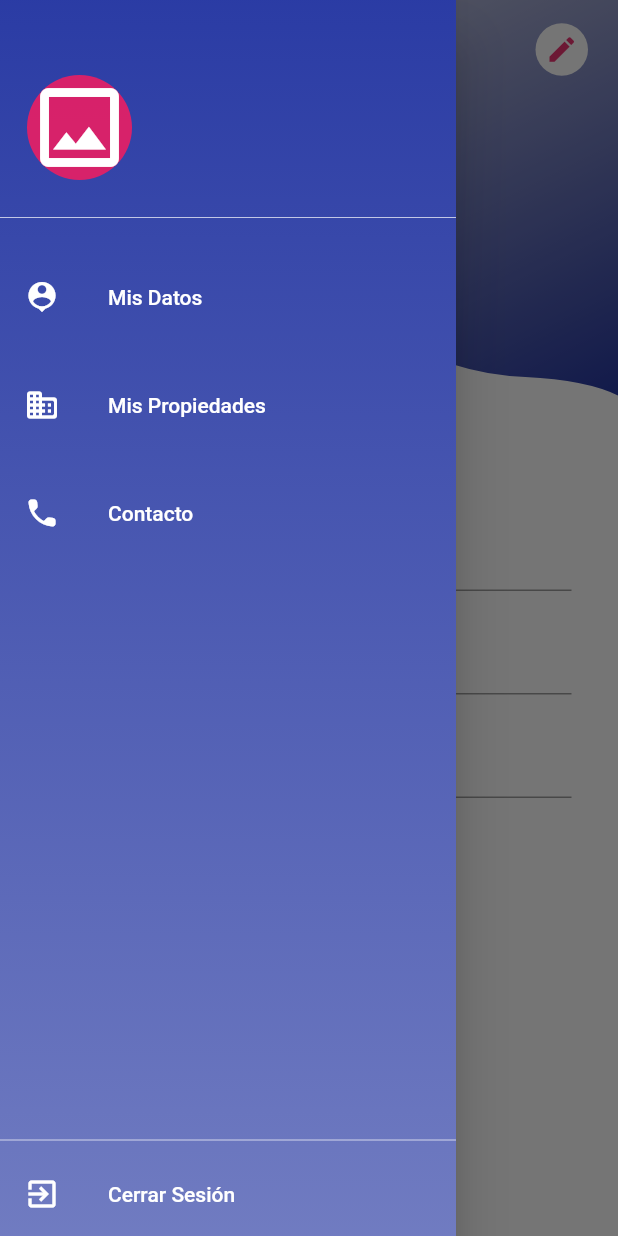
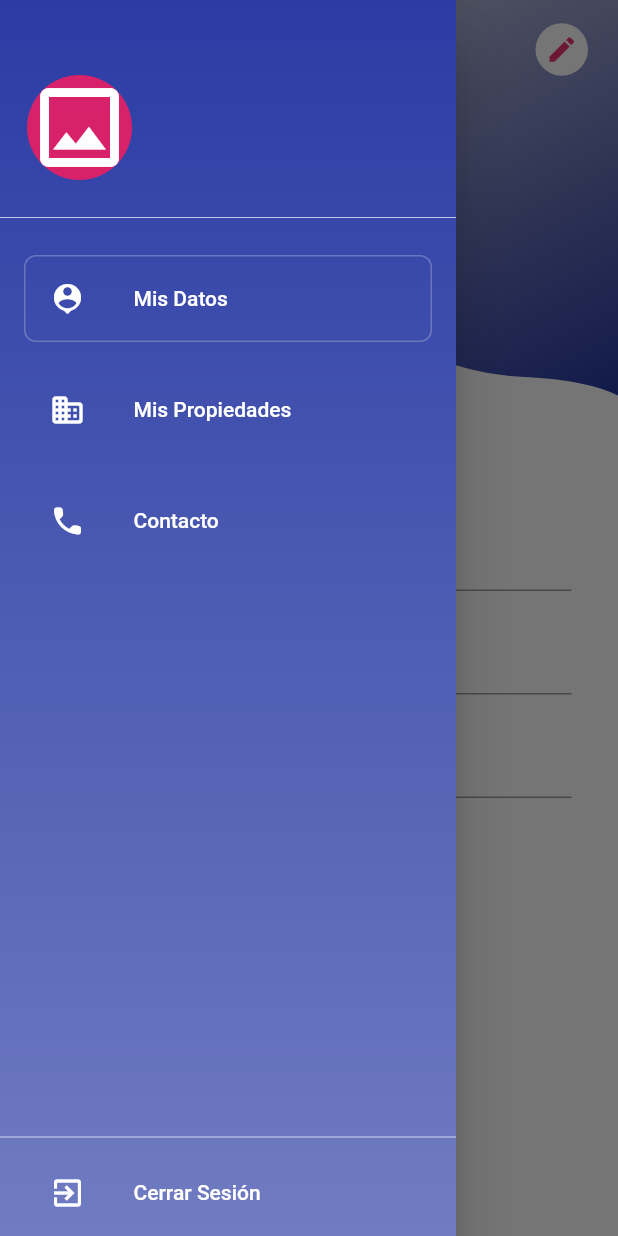
Before and after one commit to csuarez689/ulpInmo-flutter, a Flutter app: the ProfilePage screen opened by its route, with the side drawer open, on a phone screen of 412 x 824 dp. Run offline on Flutter 3.47's test engine with Material 2 defaults, Android fonts, the phone set to English and light mode, and no system bars; drawn by our look-alikes of cached_network_image; accounts and stored records are empty; network calls fail.

Commit message:
navigator track index

```diff
--- a/lib/src/pages/inmuebles_list_page.dart
+++ b/lib/src/pages/inmuebles_list_page.dart
@@ -5,6 +5,13 @@ class InmueblesListPage extends StatelessWidget {
 
   @override
   Widget build(BuildContext context) {
-    return Container();
+    return Scaffold(
+      appBar: AppBar(
+        title: Text('Inmuebles'),
+      ),
+      body: Center(
+        child: Text('Inmuebles'),
+      ),
+    );
   }
 }
--- a/lib/src/pages/profile_page.dart
+++ b/lib/src/pages/profile_page.dart
@@ -35,7 +35,7 @@ class _ProfilePageState extends State<ProfilePage> {
 
     return Scaffold(
       extendBodyBehindAppBar: true,
-      drawer: const NavigationDrawerWidget(),
+      drawer: const NavigationDrawerWidget(1),
       appBar: AppBar(
         backgroundColor: Colors.transparent,
         elevation: 0,
--- a/lib/src/widgets/navigation_drawer_widget.dart
+++ b/lib/src/widgets/navigation_drawer_widget.dart
@@ -1,3 +1,5 @@
+import 'dart:async';
+
 import 'package:flutter/material.dart';
 import 'package:provider/provider.dart';
 import 'package:ulp_inmo/src/models/user_model.dart';
@@ -5,7 +7,8 @@ import 'package:ulp_inmo/src/services/auth_service.dart';
 import 'package:ulp_inmo/src/widgets/avatar_image.dart';
 
 class NavigationDrawerWidget extends StatelessWidget {
-  const NavigationDrawerWidget({Key? key}) : super(key: key);
+  const NavigationDrawerWidget(this.selectedIndex, {Key? key}) : super(key: key);
+  final int selectedIndex;
 
   @override
   Widget build(BuildContext context) {
@@ -32,11 +35,11 @@ class NavigationDrawerWidget extends StatelessWidget {
                   const SizedBox(height: 50),
                   _Header(user),
                   const Divider(color: Colors.white70, height: 50),
-                  _MenuItem(text: 'Mis Datos', icon: Icons.person_pin, selected: true, onTap: () {}),
+                  _MenuItem(text: 'Mis Datos', icon: Icons.person_pin, isSelected: selectedIndex == 1, onTap: () {}),
                   const SizedBox(height: 16),
-                  _MenuItem(text: 'Mis Propiedades', icon: Icons.business_rounded, onTap: () {}),
+                  _MenuItem(text: 'Mis Propiedades', icon: Icons.business_rounded, isSelected: selectedIndex == 2, onTap: () {}),
                   const SizedBox(height: 16),
-                  _MenuItem(text: 'Contacto', icon: Icons.call_rounded, onTap: () {}),
+                  _MenuItem(text: 'Contacto', icon: Icons.call_rounded, isSelected: selectedIndex == 3, onTap: () {}),
                   const SizedBox(height: 16),
                 ],
               ),
@@ -54,19 +57,28 @@ class _MenuItem extends StatelessWidget {
   final String text;
   final IconData icon;
   final VoidCallback onTap;
-  final bool selected;
-  const _MenuItem({Key? key, required this.icon, required this.onTap, required this.text, this.selected = false}) : super(key: key);
+  final bool isSelected;
+
+  const _MenuItem({Key? key, required this.icon, required this.onTap, required this.text, this.isSelected = false}) : super(key: key);
 
   @override
   Widget build(BuildContext context) {
     return Material(
       color: Colors.transparent,
-      child: ListTile(
-        selected: selected,
-        leading: Icon(icon, color: Colors.white),
-        title: Text(text, style: const TextStyle(color: Colors.white)),
-        hoverColor: Colors.white70,
-        onTap: onTap,
+      child: Container(
+        margin: const EdgeInsets.symmetric(horizontal: 16),
+        decoration: BoxDecoration(
+          border: Border.all(color: Colors.white24, style: isSelected ? BorderStyle.solid : BorderStyle.none),
+          borderRadius: BorderRadius.circular(8),
+        ),
+        child: ListTile(
+          selected: isSelected,
+          leading: Icon(icon, color: Colors.white),
+          title: Text(text, style: const TextStyle(color: Colors.white)),
+          hoverColor: Colors.white70,
+          onTap: onTap,
+          enabled: !isSelected,
+        ),
       ),
     );
   }
```
